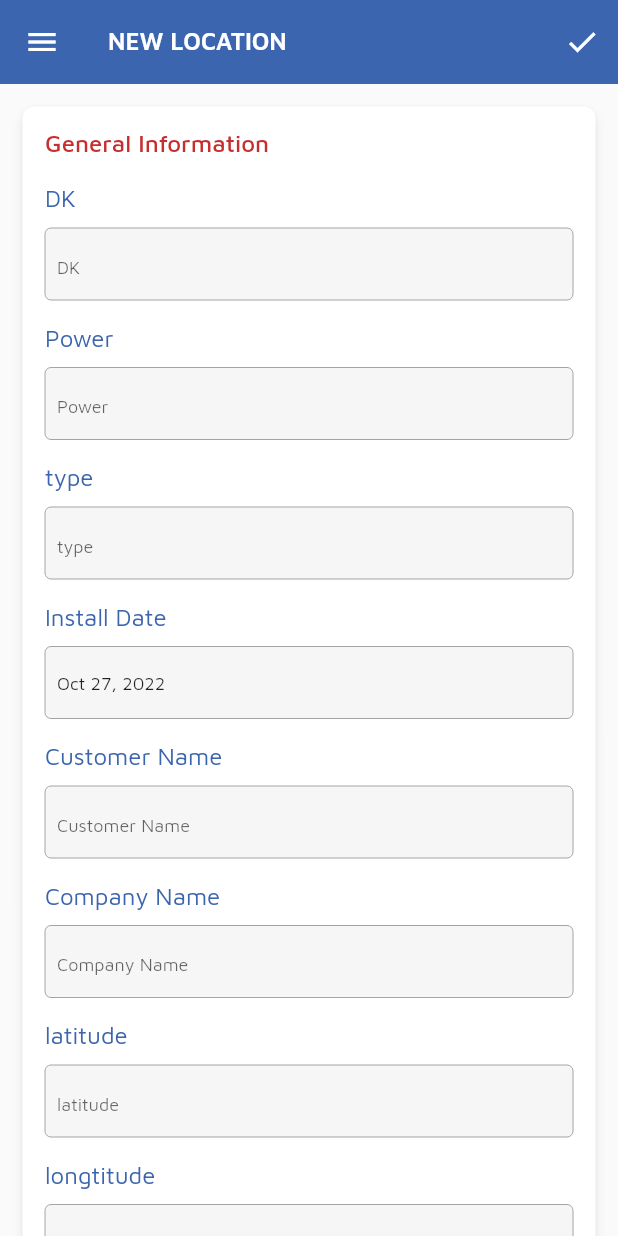
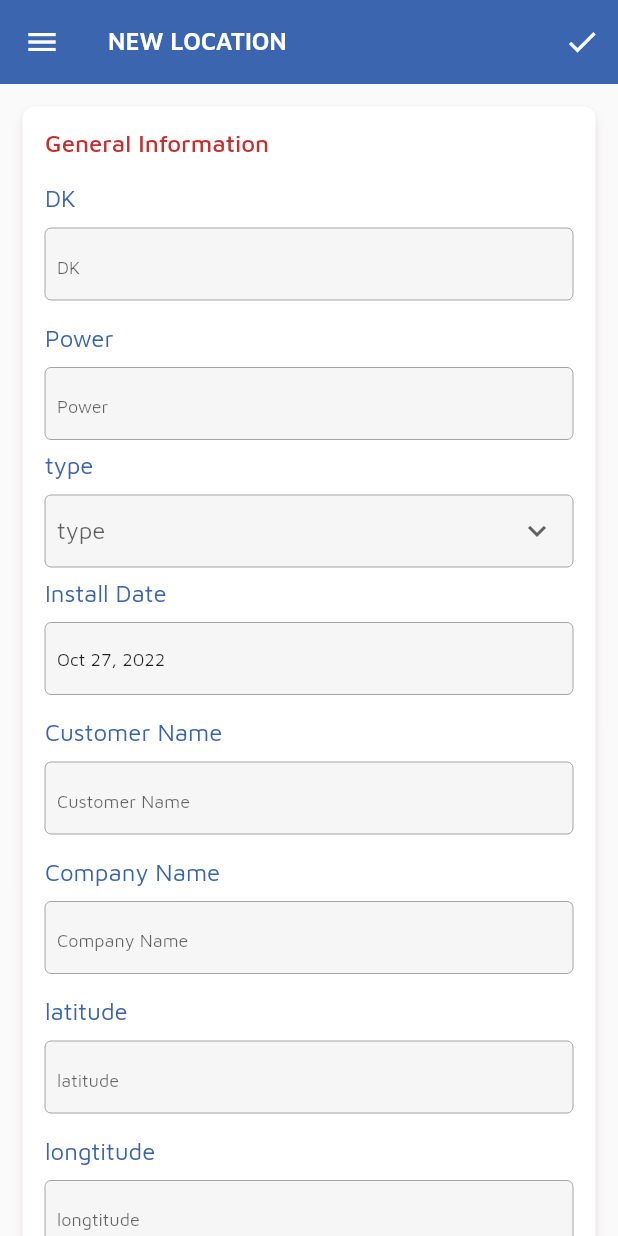
Before and after one commit to kimchhaychheng555/AKISNI-APP, a Flutter app: the ManageView screen opened by its route, on a phone screen of 412 x 824 dp. Run offline on Flutter 3.47's test engine with Material 2 defaults, Android fonts, the phone set to English and light mode, and no system bars; drawn by our look-alikes of date_time_picker, loading_overlay; our stand-ins replace badges, flutter_spinkit, fluttertoast, geolocator, get, get_storage and 3 more; missing offline and left inert: custom_marker, encrypt, mongo_dart; accounts and stored records are empty; statements that could not run were skipped.

Commit message:
fix selected component

```diff
--- a/akisni_app/lib/components/select_opction_component.dart
+++ b/akisni_app/lib/components/select_opction_component.dart
@@ -1,27 +1,79 @@
+import 'package:akisni_app/components/text_component.dart';
 import 'package:flutter/material.dart';
+import 'package:get/get.dart';
 
-class SelectOpctionComponenet extends StatelessWidget {
-  final String? dropdownValue;
-  final List<String> dataValue;
-  const SelectOpctionComponenet({
-    super.key,
-    required this.dataValue,
-    this.dropdownValue = '',
-  });
+import '../constants/constant.dart';
+
+class SelectOpctionComponent<T> extends StatelessWidget {
+  const SelectOpctionComponent({
+    Key? key,
+    required this.items,
+    required this.onChanged,
+    this.value,
+    this.icon,
+    this.placeholder,
+    this.hintText,
+    this.onSaved,
+    this.validator,
+  }) : super(key: key);
+
+  final T? value;
+  final Widget? icon;
+  final String? hintText;
+  final String? placeholder;
+  final void Function(T?)? onSaved;
+  final void Function(T?)? onChanged;
+  final String? Function(T?)? validator;
+  final List<DropdownMenuItem<T>>? items;
 
   @override
   Widget build(BuildContext context) {
-    return DropdownButton<String>(
-      value: dropdownValue,
-      onChanged: (String? value) {
-        dropdownValue == value;
-      },
-      items: dataValue.map<DropdownMenuItem<String>>((String value) {
-        return DropdownMenuItem<String>(
+    const inputStyle = TextStyle(
+      color: Colors.black,
+      fontSize: 12,
+    );
+
+    return Column(
+      mainAxisAlignment: MainAxisAlignment.start,
+      crossAxisAlignment: CrossAxisAlignment.start,
+      children: [
+        TextComponent(
+          text: placeholder ?? "",
+          color: BluePrimary,
+          fontSize: DEFAULT_FONT_SIZE,
+        ),
+        const SizedBox(
+          height: 10,
+        ),
+        DropdownButtonFormField<T>(
           value: value,
-          child: Text(value),
-        );
-      }).toList(),
+          items: items,
+          onSaved: onSaved,
+          isDense: true,
+          isExpanded: true,
+          validator: validator,
+          onChanged: onChanged,
+          icon: const Icon(Icons.keyboard_arrow_down),
+          borderRadius: BorderRadius.circular(4),
+          decoration: InputDecoration(
+            fillColor: GrayQuaternary,
+            filled: true,
+            contentPadding: AppSpacing.paddingContentInputeText,
+            enabledBorder: OutlineInputBorder(
+              borderSide: BorderSide(color: GraySeconday, width: 0.0),
+              borderRadius: BorderRadius.circular(4.0),
+            ),
+            border: OutlineInputBorder(
+              borderRadius: BorderRadius.circular(4.0),
+            ),
+            hintText: placeholder ?? 'please_select_item'.tr,
+            hintStyle: const TextStyle(
+              fontSize: 12,
+              color: Color(0xFFc8c4c4),
+            ),
+          ),
+        ),
+      ],
     );
   }
 }
--- a/akisni_app/lib/controllers/main_controller.dart
+++ b/akisni_app/lib/controllers/main_controller.dart
@@ -31,8 +31,8 @@ class MainController extends GetxController {
     return AppService.isHasNetwork
         ? isLogin.value
             ? HomeView()
-            : const LoginView()
-        : const NoNetWorkView();
+            : LoginView()
+        : NoNetWorkView();
   }
 
   void onDirectionPressed(String latitude, String longitude) async {
--- a/akisni_app/lib/controllers/manage_controller.dart
+++ b/akisni_app/lib/controllers/manage_controller.dart
@@ -29,6 +29,8 @@ class ManageController extends GetxController {
     installDate(value);
   }
 
+  final List<String> listTypes = ['LV', 'CG', 'LD'];
+
   void onSave() async {
     isLoading(true);
     var locate = LocationListModel(
@@ -46,7 +48,7 @@ class ManageController extends GetxController {
       Get.snackbar(
         "Save Success",
         "",
-        icon: Icon(
+        icon: const Icon(
           Icons.check_circle,
           color: Colors.green,
           size: 24,
--- a/akisni_app/lib/views/manage_views/manage_view.dart
+++ b/akisni_app/lib/views/manage_views/manage_view.dart
@@ -7,6 +7,7 @@ import 'package:get/get.dart';
 import '../../components/card_component.dart';
 import '../../components/input_text_component.dart';
 import '../../components/loading_overlay_component.dart';
+import '../../components/select_opction_component.dart';
 import '../../components/text_header_component.dart';
 import '../../constants/constant.dart';
 
@@ -64,10 +65,15 @@ class ManageView extends GetResponsiveView<MainController> {
                           controller: controller.powerCtrl,
                           placeholder: 'power'.tr,
                         ),
-                        InputTextComponent(
-                          controller: controller.typeCtrl,
-                          placeholder: 'type'.tr,
-                        ),
+                        SelectOpctionComponent(
+                            placeholder: 'type'.tr,
+                            items: controller.listTypes.map((e) {
+                              return DropdownMenuItem<String>(
+                                value: e,
+                                child: Text(e.toString()),
+                              );
+                            }).toList(),
+                            onChanged: (value) {}),
                         DateTimePickerComponent(
                           label: "install_date".tr,
                           onSelectonChange: (date) =>
```
Also changed, not shown: akisni_app/lib/views/location_views/components/location_list_card_component.dart (+30 -6 lines), akisni_app/lib/views/user_list_views/new_user_view.dart (+11 -6 lines).
